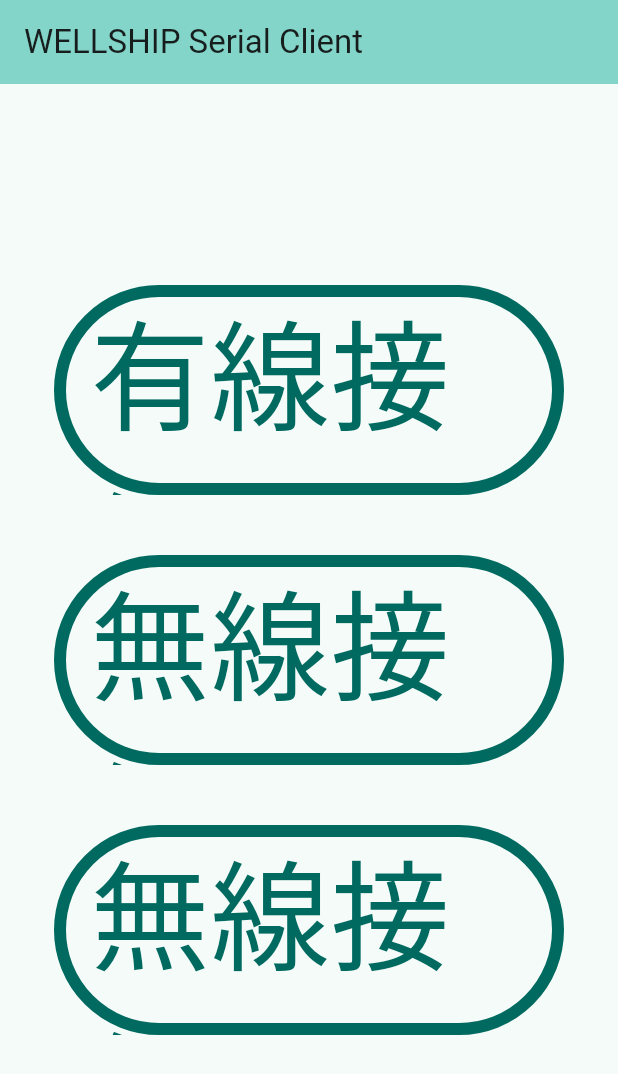
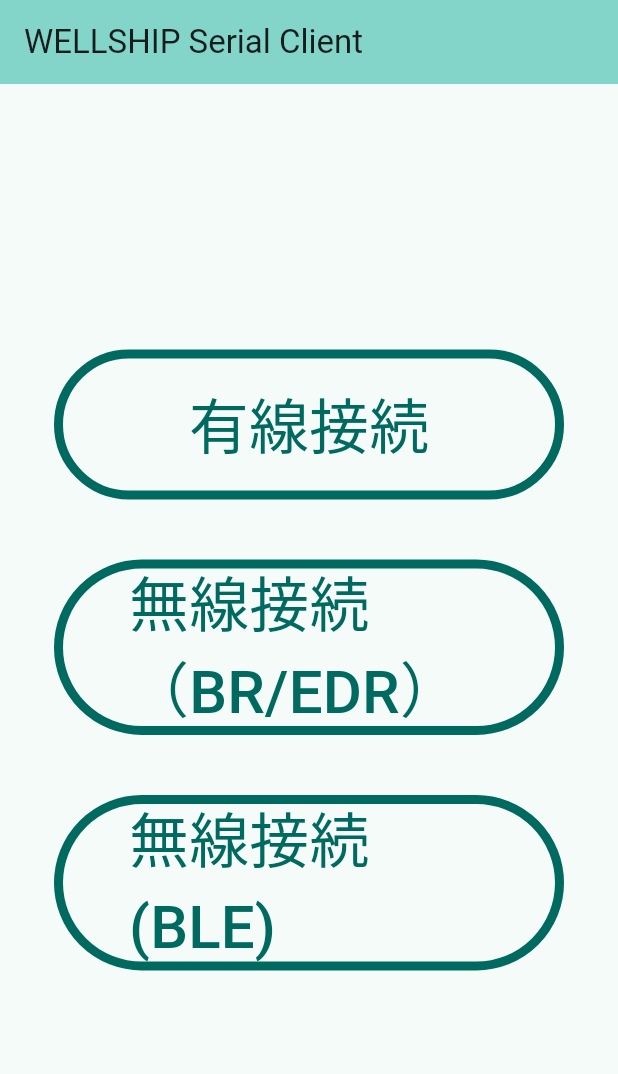
Before and after one commit to MrWangpeilin945/FlutterIOS, a Flutter app: the screen it shows after launch, on a phone screen of 412 x 824 dp. Shown: the top 1074 px of the screen. Run offline on Flutter 3.47's test engine with Material 3 defaults, Android fonts, the phone set to English and light mode, and no system bars; our stand-ins replace auto_route, flutter_riverpod.

Commit message:
レイアウト修正

```diff
--- a/MobileApp/wellship_serial_client/lib/ui/component/wsc_menu_button.dart
+++ b/MobileApp/wellship_serial_client/lib/ui/component/wsc_menu_button.dart
@@ -12,12 +12,12 @@
       child: OutlinedButton(
         onPressed: onPressed,
         style: ButtonStyle(
-          fixedSize: WidgetStateProperty.all(const Size.fromHeight(140)),
-          side: WidgetStateProperty.all(BorderSide(width: 8, color: Theme.of(context).colorScheme.primary)),
-        ),
+            side: WidgetStateProperty.all(BorderSide(width: 6, color: Theme.of(context).colorScheme.primary)),
+            minimumSize: WidgetStateProperty.all(const Size.fromHeight(100)),
+            padding: WidgetStateProperty.all(const EdgeInsets.only(left: 50, right: 50))),
         child: Text(
           text,
-          style: const TextStyle(fontSize: 80),
+          style: const TextStyle(fontSize: 40),
         ),
       ),
     );
--- a/MobileApp/wellship_serial_client/lib/ui/page/home/home_page.dart
+++ b/MobileApp/wellship_serial_client/lib/ui/page/home/home_page.dart
@@ -17,7 +17,12 @@
         title: const Text('WELLSHIP Serial Client'),
         backgroundColor: Theme.of(context).colorScheme.inversePrimary,
       ),
-      body: Padding(
+      body: LayoutBuilder(
+        builder: (context, constraints) => SingleChildScrollView(
+          child: ConstrainedBox(
+            constraints: BoxConstraints(maxHeight: constraints.maxHeight),
+            child: Center(
+              child: Padding(
                 padding: const EdgeInsets.all(16.0),
                 child: Column(
                   crossAxisAlignment: CrossAxisAlignment.stretch,
@@ -38,6 +43,10 @@
                   ],
                 ),
               ),
+            ),
+          ),
+        ),
+      ),
     );
   }
 }
```
Lines whose indentation alone changed are shown as unchanged.
